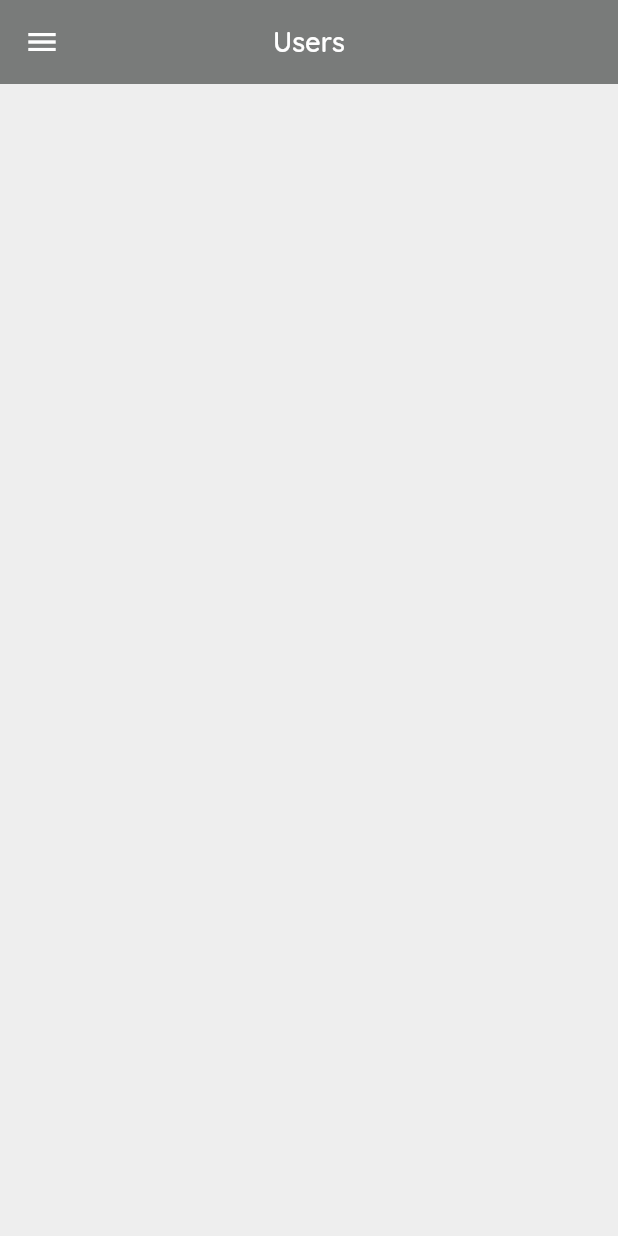
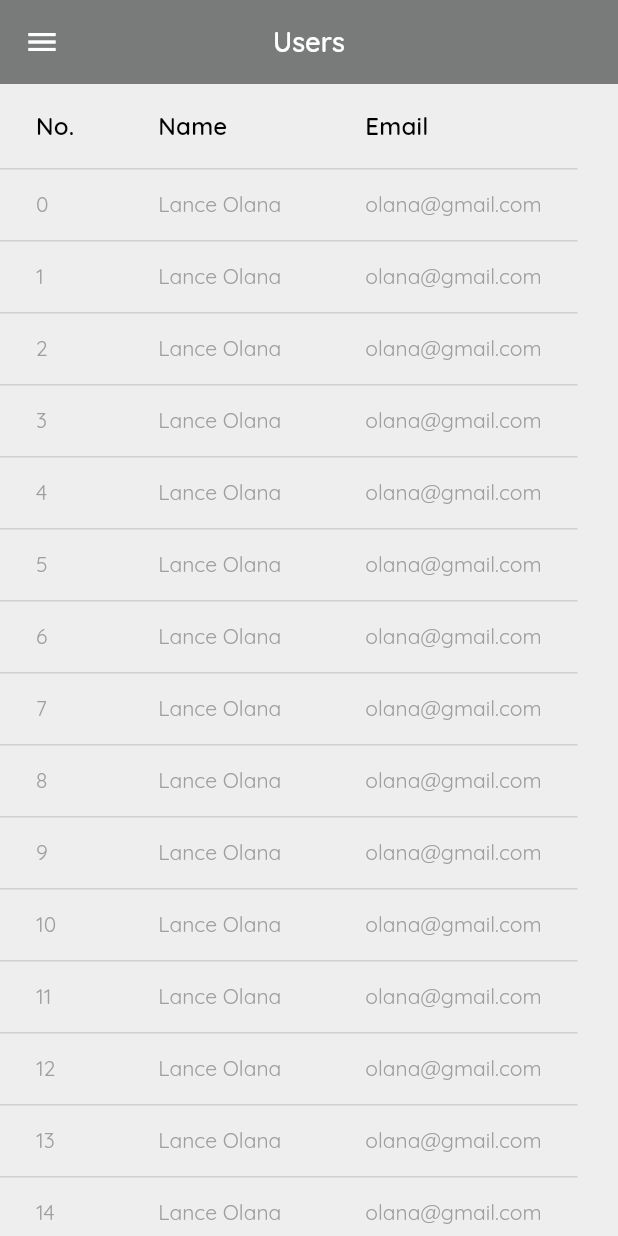
Before and after one commit to Lans12345/NatCorp_Admin, a Flutter app: the InterviewHistoryPage screen opened directly, in the side drawer, after a tap on "Users", on a phone screen of 412 x 824 dp. Run offline on Flutter 3.47's test engine with Material 2 defaults, Android fonts, the light colour scheme and no system bars; our stand-ins replace get_storage, syncfusion_flutter_charts; accounts and stored records are empty.

Commit message:
added data table

```diff
--- a/lib/screens/pages/interview_history_page.dart
+++ b/lib/screens/pages/interview_history_page.dart
@@ -2,6 +2,7 @@ import 'package:flutter/material.dart';
 
 import '../../widgets/app_bar.dart';
 import '../../widgets/drawer_widget.dart';
+import '../../widgets/text_widget.dart';
 
 class InterviewHistoryPage extends StatefulWidget {
   const InterviewHistoryPage({Key? key}) : super(key: key);
@@ -14,8 +15,41 @@ class _DashboardPageState extends State<InterviewHistoryPage> {
   @override
   Widget build(BuildContext context) {
     return Scaffold(
-        backgroundColor: Colors.grey[200],
-        drawer: const DrawerWidget(),
-        appBar: AppbarWidget('Interview History'));
+      backgroundColor: Colors.grey[200],
+      drawer: const DrawerWidget(),
+      appBar: AppbarWidget('Interview History'),
+      body: SingleChildScrollView(
+        child: DataTable(
+            // datatable widget
+            columns: [
+              // column to set the name
+              DataColumn(
+                  label: TextBold(
+                      text: 'Date', fontSize: 16, color: Colors.black)),
+              DataColumn(
+                  label: TextBold(
+                      text: 'Interviewe', fontSize: 16, color: Colors.black)),
+              DataColumn(
+                  label: TextBold(
+                      text: 'Applicant', fontSize: 16, color: Colors.black)),
+            ], rows: [
+          // row to set the values
+          for (int i = 0; i < 50; i++)
+            DataRow(cells: [
+              DataCell(
+                TextRegular(
+                    text: i.toString(), fontSize: 14, color: Colors.grey),
+              ),
+              DataCell(
+                TextRegular(
+                    text: 'Lance Olana', fontSize: 14, color: Colors.grey),
+              ),
+              DataCell(
+                TextRegular(text: 'John Doe', fontSize: 14, color: Colors.grey),
+              ),
+            ])
+        ]),
+      ),
+    );
   }
 }
--- a/lib/screens/pages/users_page.dart
+++ b/lib/screens/pages/users_page.dart
@@ -1,4 +1,5 @@
 import 'package:flutter/material.dart';
+import 'package:nat_corp_admin/widgets/text_widget.dart';
 
 import '../../widgets/app_bar.dart';
 import '../../widgets/drawer_widget.dart';
@@ -16,6 +17,41 @@ class _DashboardPageState extends State<UsersPage> {
     return Scaffold(
         backgroundColor: Colors.grey[200],
         drawer: const DrawerWidget(),
-        appBar: AppbarWidget('Users'));
+        appBar: AppbarWidget('Users'),
+        body: SingleChildScrollView(
+          child: DataTable(
+              // datatable widget
+              columns: [
+                // column to set the name
+                DataColumn(
+                    label: TextBold(
+                        text: 'No.', fontSize: 16, color: Colors.black)),
+                DataColumn(
+                    label: TextBold(
+                        text: 'Name', fontSize: 16, color: Colors.black)),
+                DataColumn(
+                    label: TextBold(
+                        text: 'Email', fontSize: 16, color: Colors.black)),
+              ], rows: [
+            // row to set the values
+            for (int i = 0; i < 50; i++)
+              DataRow(cells: [
+                DataCell(
+                  TextRegular(
+                      text: i.toString(), fontSize: 14, color: Colors.grey),
+                ),
+                DataCell(
+                  TextRegular(
+                      text: 'Lance Olana', fontSize: 14, color: Colors.grey),
+                ),
+                DataCell(
+                  TextRegular(
+                      text: 'olana@gmail.com',
+                      fontSize: 14,
+                      color: Colors.grey),
+                ),
+              ])
+          ]),
+        ));
   }
 }
```
